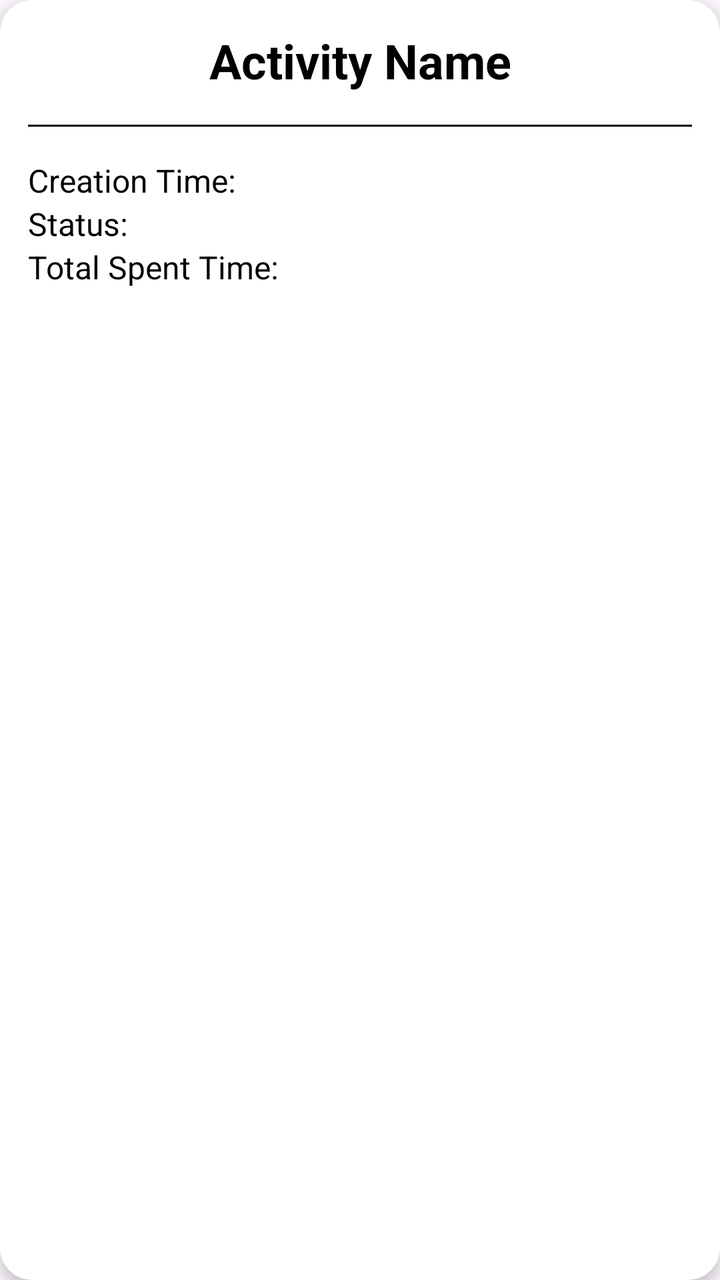
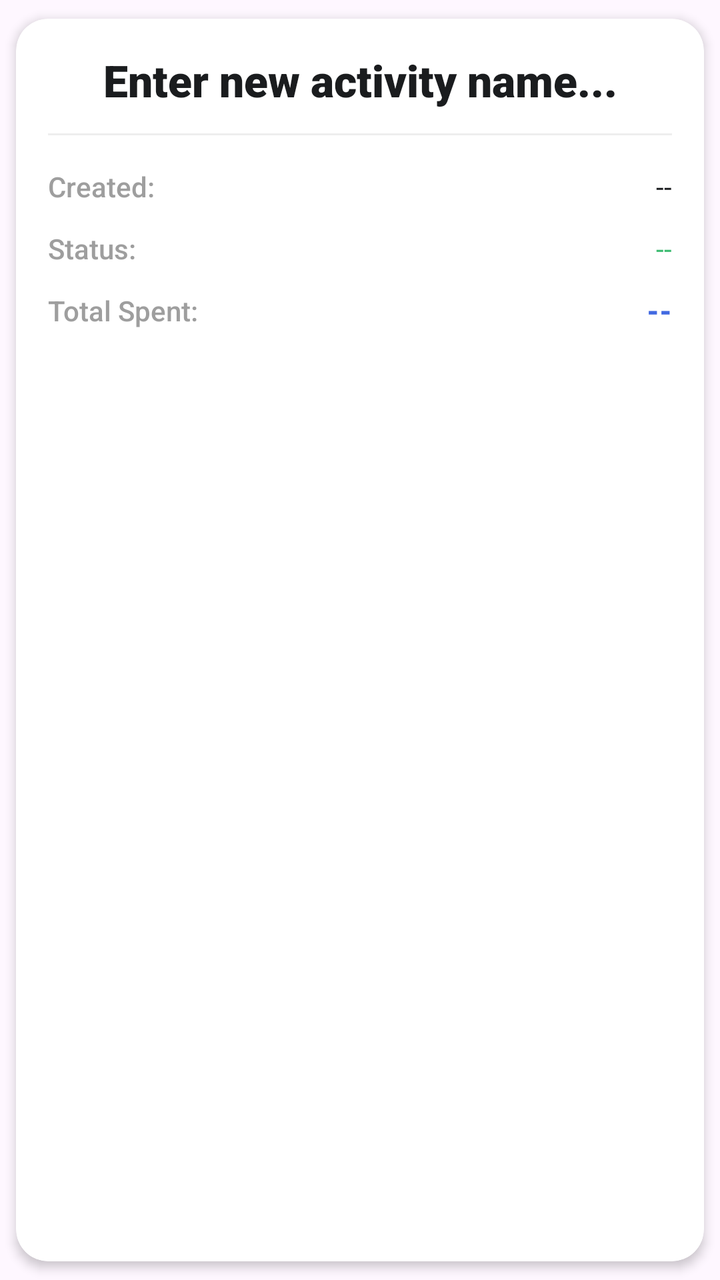

Screens rendered from an Android XML layout before and after an edit, with the pre-edit source and the edit as a unified diff.
<!-- AndroidManifest.xml: application theme Theme.ActivityTracker -->
<!-- res/layout/item_activities_details.xml -->
<?xml version="1.0" encoding="utf-8"?>
<androidx.cardview.widget.CardView xmlns:android="http://schemas.android.com/apk/res/android"
    xmlns:app="http://schemas.android.com/apk/res-auto"
    android:layout_width="match_parent"
    android:layout_height="wrap_content"
    android:layout_margin="16dp"
    android:theme="@style/Base.Theme.ActivityTracker"
    app:cardCornerRadius="16dp"
    app:cardElevation="4dp">

    <RelativeLayout
        android:layout_width="match_parent"
        android:layout_height="wrap_content"
        android:padding="14dp">

        <LinearLayout
            android:layout_width="match_parent"
            android:layout_height="wrap_content"
            android:orientation="vertical">

        <TextView
                android:id="@+id/activityNameTextView"
                android:layout_width="match_parent"
                android:layout_height="wrap_content"
                android:textStyle="bold"
                android:textSize="24sp"
                android:textColor="@android:color/black"
                android:gravity="center_horizontal"
                android:paddingBottom="8dp"
                android:ellipsize="end"
                android:maxLines="1"
                android:text="Activity Name" />

            <View
                android:layout_width="match_parent"
                android:layout_height="1dp"
                android:background="@color/dividerColor"
                android:layout_marginTop="8dp"
                android:layout_marginBottom="16dp"/>

            <LinearLayout
                android:layout_width="match_parent"
                android:layout_height="wrap_content"
                android:orientation="horizontal">

                <TextView
                    android:layout_width="wrap_content"
                    android:layout_height="wrap_content"
                    android:text="Creation Time:"
                    android:textSize="16sp"
                    android:textColor="@android:color/black"
                    android:layout_gravity="start"
                    android:gravity="center_vertical"
                    android:layout_marginEnd="8dp"
                   />

                <TextView
                    android:id="@+id/creationTimeTextView"
                    android:layout_width="0dp"
                    android:layout_height="wrap_content"
                    android:layout_weight="1"
                    android:textSize="16sp"
                    android:textColor="@android:color/black"
                    android:gravity="start"
                    android:ellipsize="end"
                    android:maxLines="1"
                    android:text=" "
                    android:textStyle="bold"/>

            </LinearLayout>

            <LinearLayout
                android:layout_width="match_parent"
                android:layout_height="wrap_content"
                android:orientation="horizontal">

                <TextView
                    android:layout_width="wrap_content"
                    android:layout_height="wrap_content"
                    android:text="Status:"
                    android:textSize="16sp"
                    android:textColor="@android:color/black"
                    android:layout_gravity="start"
                    android:gravity="center_vertical"
                    android:layout_marginEnd="8dp" />

                <TextView
                    android:id="@+id/statusTextView"
                    android:layout_width="0dp"
                    android:layout_height="wrap_content"
                    android:layout_weight="1"
                    android:textSize="16sp"
                    android:textColor="@android:color/black"
                    android:gravity="start"
                    android:ellipsize="end"
                    android:maxLines="1"
                    android:text=" "
                    android:textStyle="bold"/>

            </LinearLayout>

            <LinearLayout
                android:layout_width="match_parent"
                android:layout_height="wrap_content"
                android:orientation="horizontal">

                <TextView
                    android:layout_width="wrap_content"
                    android:layout_height="wrap_content"
                    android:text="Total Spent Time:"
                    android:textSize="16sp"
                    android:textColor="@android:color/black"
                    android:layout_gravity="start"
                    android:gravity="center_vertical"
                    android:layout_marginEnd="8dp"/>

                <TextView
                    android:id="@+id/totalSpentTimeTextView"
                    android:layout_width="0dp"
                    android:layout_height="wrap_content"
                    android:layout_weight="1"
                    android:textSize="16sp"
                    android:textColor="@android:color/black"
                    android:gravity="start"
                    android:ellipsize="end"
                    android:maxLines="1"
                    android:text=" "
                    android:textStyle="bold"/>

            </LinearLayout>

        </LinearLayout>

    </RelativeLayout>

</androidx.cardview.widget.CardView>
<!-- resources referenced by this layout -->
<resources>
  <color name="dividerColor">#FF000000</color>
  <style name="Base.Theme.ActivityTracker" parent="Theme.Material3.DayNight.NoActionBar">
          
          
  
          <item name="colorPrimary">@color/colorRoyalBlue</item>
          <item name="colorPrimaryVariant">@color/colorDodgerBlue</item>
          <item name="colorOnPrimary">@color/white</item>
          
          <item name="colorSecondary">@color/colorRoyalBlue</item>
          <item name="colorSecondaryVariant">@color/colorLightYellow</item>
          <item name="colorOnSecondary">@color/black</item>
          
          <item name="android:statusBarColor">@color/colorBoundaryBlue</item>
      </style>
  <style name="Theme.ActivityTracker" parent="Base.Theme.ActivityTracker" />
  <color name="colorRoyalBlue">#4169E1</color>
  <color name="colorDodgerBlue">#1E90FF</color>
  <color name="white">#FFFFFFFF</color>
  <color name="colorLightYellow">#FFFFE0</color>
  <color name="black">#FF000000</color>
  <color name="colorBoundaryBlue">#1E88E5</color>
</resources>

<!-- the commit's change to res/layout/item_activities_details.xml (unified diff, before → after) -->
@@ -3,129 +3,138 @@
     xmlns:app="http://schemas.android.com/apk/res-auto"
     android:layout_width="match_parent"
     android:layout_height="wrap_content"
-    android:layout_margin="16dp"
+    android:layout_marginHorizontal="@dimen/margin_large"
+    android:layout_marginVertical="@dimen/margin_standard"
     android:theme="@style/Base.Theme.ActivityTracker"
-    app:cardCornerRadius="16dp"
-    app:cardElevation="4dp">
+    app:cardCornerRadius="@dimen/card_corner_radius"
+    app:cardElevation="@dimen/card_elevation"
+    app:cardBackgroundColor="@color/white"
+    app:cardUseCompatPadding="true">
 
     <RelativeLayout
         android:layout_width="match_parent"
         android:layout_height="wrap_content"
-        android:padding="14dp">
+        android:padding="@dimen/padding_large">
 
         <LinearLayout
             android:layout_width="match_parent"
             android:layout_height="wrap_content"
             android:orientation="vertical">
 
-        <TextView
+            
+            <TextView
                 android:id="@+id/activityNameTextView"
                 android:layout_width="match_parent"
                 android:layout_height="wrap_content"
-                android:textStyle="bold"
-                android:textSize="24sp"
-                android:textColor="@android:color/black"
-                android:gravity="center_horizontal"
-                android:paddingBottom="8dp"
+                android:fontFamily="sans-serif-black"
+                android:textSize="@dimen/text_size_heading"
+                android:textColor="@color/black"
+                android:gravity="center"
+                android:paddingBottom="@dimen/padding_standard"
                 android:ellipsize="end"
                 android:maxLines="1"
-                android:text="Activity Name" />
+                android:text="@string/hint_activity_name" />
 
+            
             <View
                 android:layout_width="match_parent"
-                android:layout_height="1dp"
+                android:layout_height="@dimen/divider_height"
                 android:background="@color/dividerColor"
-                android:layout_marginTop="8dp"
-                android:layout_marginBottom="16dp"/>
+                android:layout_marginTop="@dimen/margin_tiny"
+                android:layout_marginBottom="@dimen/margin_large" />
 
+            
             <LinearLayout
                 android:layout_width="match_parent"
                 android:layout_height="wrap_content"
-                android:orientation="horizontal">
+                android:orientation="horizontal"
+                android:gravity="center_vertical"
+                android:layout_marginBottom="@dimen/margin_medium">
 
                 <TextView
                     android:layout_width="wrap_content"
                     android:layout_height="wrap_content"
-                    android:text="Creation Time:"
-                    android:textSize="16sp"
-                    android:textColor="@android:color/black"
-                    android:layout_gravity="start"
-                    android:gravity="center_vertical"
-                    android:layout_marginEnd="8dp"
-                   />
+                    android:text="@string/label_creation_time"
+                    android:textSize="@dimen/text_size_body"
+                    android:textColor="@color/light_gray"
+                    android:fontFamily="sans-serif-medium"
+                    android:layout_marginEnd="@dimen/margin_standard" />
 
                 <TextView
                     android:id="@+id/creationTimeTextView"
                     android:layout_width="0dp"
                     android:layout_height="wrap_content"
                     android:layout_weight="1"
-                    android:textSize="16sp"
-                    android:textColor="@android:color/black"
-                    android:gravity="start"
+                    android:textSize="@dimen/text_size_body"
+                    android:textColor="@color/black"
+                    android:fontFamily="sans-serif-bold"
+                    android:gravity="end"
                     android:ellipsize="end"
                     android:maxLines="1"
-                    android:text=" "
-                    android:textStyle="bold"/>
+                    android:text="@string/default_empty_value" />
 
             </LinearLayout>
 
+            
             <LinearLayout
                 android:layout_width="match_parent"
                 android:layout_height="wrap_content"
-                android:orientation="horizontal">
+                android:orientation="horizontal"
+                android:gravity="center_vertical"
+                android:layout_marginBottom="@dimen/margin_medium">
 
                 <TextView
                     android:layout_width="wrap_content"
                     android:layout_height="wrap_content"
-                    android:text="Status:"
-                    android:textSize="16sp"
-                    android:textColor="@android:color/black"
-                    android:layout_gravity="start"
-                    android:gravity="center_vertical"
-                    android:layout_marginEnd="8dp" />
+                    android:text="@string/label_status"
+                    android:textSize="@dimen/text_size_body"
+                    android:textColor="@color/light_gray"
+                    android:fontFamily="sans-serif-medium"
+                    android:layout_marginEnd="@dimen/margin_standard" />
 
                 <TextView
                     android:id="@+id/statusTextView"
                     android:layout_width="0dp"
                     android:layout_height="wrap_content"
                     android:layout_weight="1"
-                    android:textSize="16sp"
-                    android:textColor="@android:color/black"
-                    android:gravity="start"
+                    android:textSize="@dimen/text_size_body"
+                    android:textColor="@color/green"
+                    android:fontFamily="sans-serif-bold"
+                    android:gravity="end"
                     android:ellipsize="end"
                     android:maxLines="1"
-                    android:text=" "
-                    android:textStyle="bold"/>
+                    android:text="@string/default_empty_value" />
 
             </LinearLayout>
 
+            
             <LinearLayout
                 android:layout_width="match_parent"
                 android:layout_height="wrap_content"
-                android:orientation="horizontal">
+                android:orientation="horizontal"
+                android:gravity="center_vertical">
 
                 <TextView
                     android:layout_width="wrap_content"
                     android:layout_height="wrap_content"
-                    android:text="Total Spent Time:"
-                    android:textSize="16sp"
-                    android:textColor="@android:color/black"
-                    android:layout_gravity="start"
-                    android:gravity="center_vertical"
-                    android:layout_marginEnd="8dp"/>
+                    android:text="@string/label_total_spent_time"
+                    android:textSize="@dimen/text_size_body"
+                    android:textColor="@color/light_gray"
+                    android:fontFamily="sans-serif-medium"
+                    android:layout_marginEnd="@dimen/margin_standard" />
 
                 <TextView
                     android:id="@+id/totalSpentTimeTextView"
                     android:layout_width="0dp"
                     android:layout_height="wrap_content"
                     android:layout_weight="1"
-                    android:textSize="16sp"
-                    android:textColor="@android:color/black"
-                    android:gravity="start"
+                    android:textSize="@dimen/text_size_body"
+                    android:textColor="@color/colorRoyalBlue"
+                    android:fontFamily="sans-serif-black"
+                    android:gravity="end"
                     android:ellipsize="end"
                     android:maxLines="1"
-                    android:text=" "
-                    android:textStyle="bold"/>
+                    android:text="@string/default_empty_value" />
 
             </LinearLayout>
 
<!-- resource entries referenced after the edit -->
@@ -1,6 +1,8 @@
 <!-- resources referenced by this layout -->
 <resources>
-  <color name="dividerColor">#FF000000</color>
+  <color name="dividerColor">#EEEEEE</color>
+  <color name="green">#3BBB70</color>
+  <color name="light_gray">#9E9E9E</color>
   <style name="Base.Theme.ActivityTracker" parent="Theme.Material3.DayNight.NoActionBar">
           
           
@@ -19,8 +21,24 @@
   <color name="colorRoyalBlue">#4169E1</color>
   <color name="colorDodgerBlue">#1E90FF</color>
   <color name="white">#FFFFFFFF</color>
+  <dimen name="card_corner_radius">16dp</dimen>
+  <dimen name="card_elevation">3dp</dimen>
+  <dimen name="divider_height">1dp</dimen>
+  <dimen name="margin_large">16dp</dimen>
+  <dimen name="margin_medium">12dp</dimen>
+  <dimen name="margin_standard">8dp</dimen>
+  <dimen name="margin_tiny">4dp</dimen>
+  <dimen name="padding_large">16dp</dimen>
+  <dimen name="padding_standard">8dp</dimen>
+  <dimen name="text_size_body">14sp</dimen>
+  <dimen name="text_size_heading">22sp</dimen>
+  <string name="default_empty_value">--</string>
+  <string name="hint_activity_name">Enter new activity name...</string>
+  <string name="label_creation_time">Created:</string>
+  <string name="label_status">Status:</string>
+  <string name="label_total_spent_time">Total Spent:</string>
   <color name="colorLightYellow">#FFFFE0</color>
-  <color name="black">#FF000000</color>
+  <color name="black">#FF1A1C1E</color>
   <color name="colorBoundaryBlue">#1E88E5</color>
 </resources>
 
